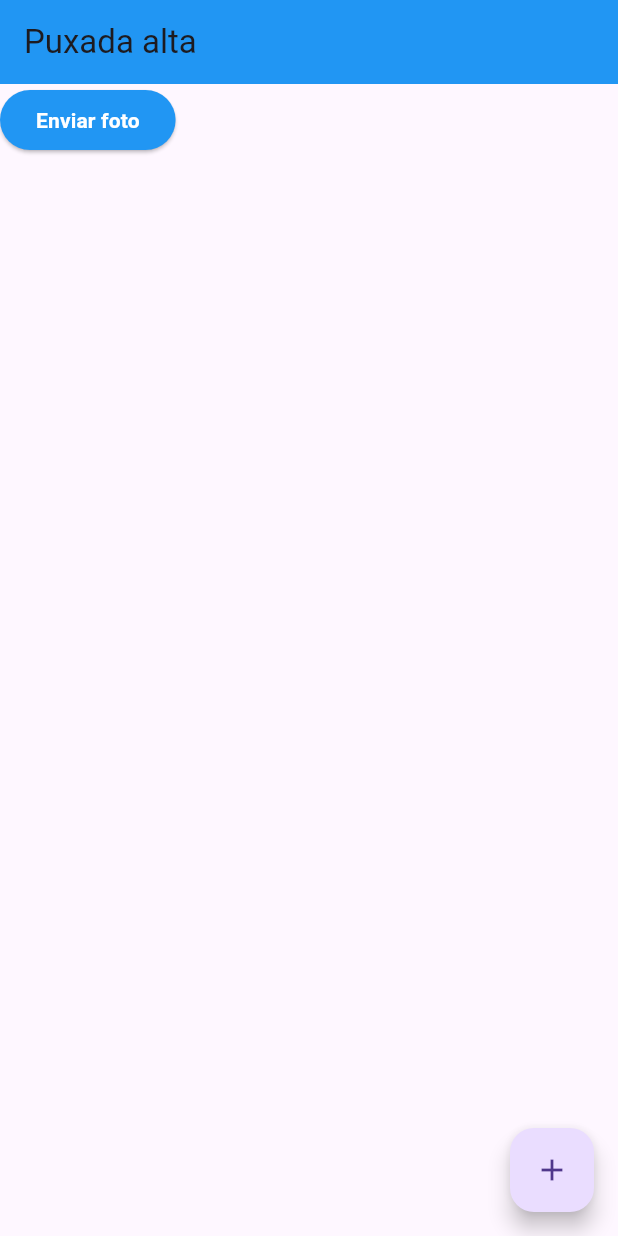
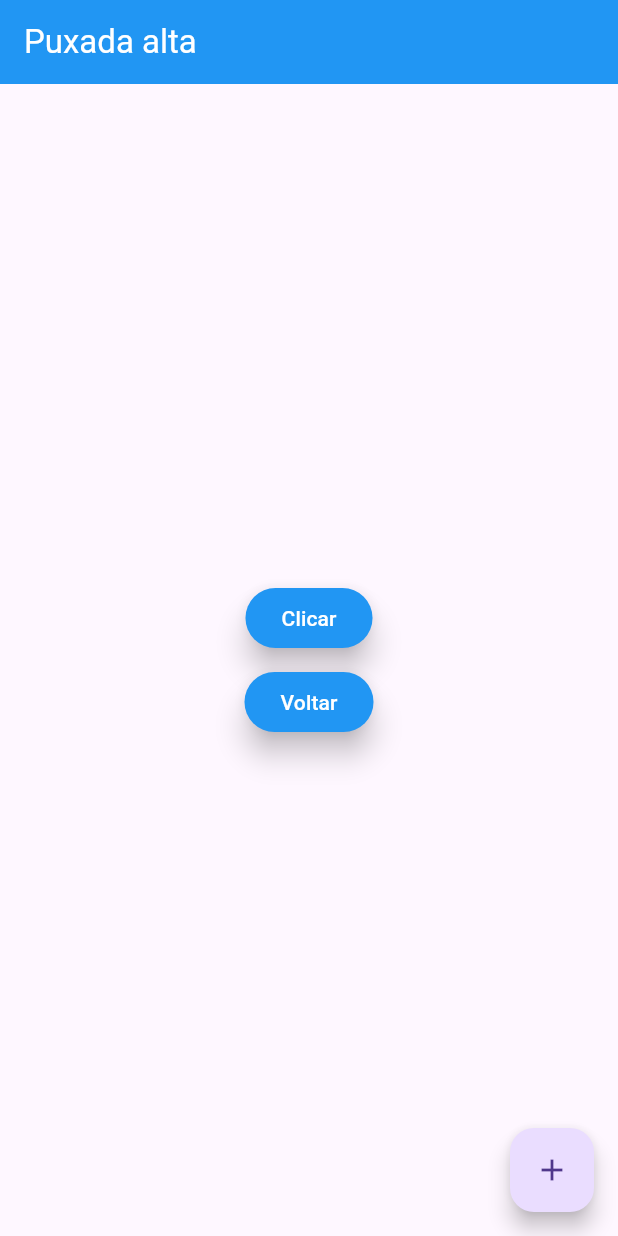
Before and after one commit to b2joao/meutreino, a Flutter app: the screen it shows after launch, on a phone screen of 412 x 824 dp. Run offline on Flutter 3.47's test engine with Material 3 defaults, Android fonts, the phone set to English and light mode, and no system bars.

Commit message:
botao custumizado

```diff
--- /dev/null
+++ b/lib/Custom/custom.dart
@@ -0,0 +1,23 @@
+import 'package:flutter/material.dart';
+
+class CustomButtom extends StatelessWidget {
+  const CustomButtom({super.key, required this.onPressed, required this.title});
+
+  final Function()? onPressed;
+  final String title;
+
+  @override
+  Widget build(BuildContext context) {
+    return ElevatedButton(
+      onPressed: onPressed,
+      child: Text(
+        title,
+        style: TextStyle(color: Colors.white),
+      ),
+      style: ButtonStyle(
+          backgroundColor:
+              MaterialStateColor.resolveWith((states) => Colors.blue),
+          elevation: MaterialStateProperty.all(8)),
+    );
+  }
+}
--- a/lib/telas/telaExercicio.dart
+++ b/lib/telas/telaExercicio.dart
@@ -1,4 +1,5 @@
 import 'package:flutter/material.dart';
+import 'package:meutreino/Custom/custom.dart';
 
 class TelaExercicio extends StatelessWidget {
   const TelaExercicio({super.key});
@@ -7,26 +8,28 @@ class TelaExercicio extends StatelessWidget {
   Widget build(BuildContext context) {
     return Scaffold(
         appBar: AppBar(
-          title: Text('Puxada alta'),
+          title: const Text('Puxada alta',
+              style:
+                  TextStyle(fontWeight: FontWeight.w400, color: Colors.white)),
         ),
         floatingActionButton: FloatingActionButton(
           onPressed: () {},
           child: const Icon(Icons.add),
         ),
-        body: Column(
-          children: [
-            ElevatedButton(
-              style: ButtonStyle(
-                  backgroundColor:
-                      MaterialStateColor.resolveWith((states) => Colors.blue)),
-              onPressed: () {},
-              child: const Text(
-                'Enviar foto',
-                style:
-                    TextStyle(color: Colors.white, fontWeight: FontWeight.bold),
+        body: Center(
+          child: Column(
+            mainAxisAlignment: MainAxisAlignment.center,
+            children: [
+              Padding(
+                padding: const EdgeInsets.all(4.0),
+                child: CustomButtom(onPressed: () {}, title: 'Clicar'),
               ),
-            ),
-          ],
+              Padding(
+                padding: const EdgeInsets.all(4.0),
+                child: CustomButtom(onPressed: () {}, title: 'Voltar'),
+              ),
+            ],
+          ),
         ));
   }
 }
```
